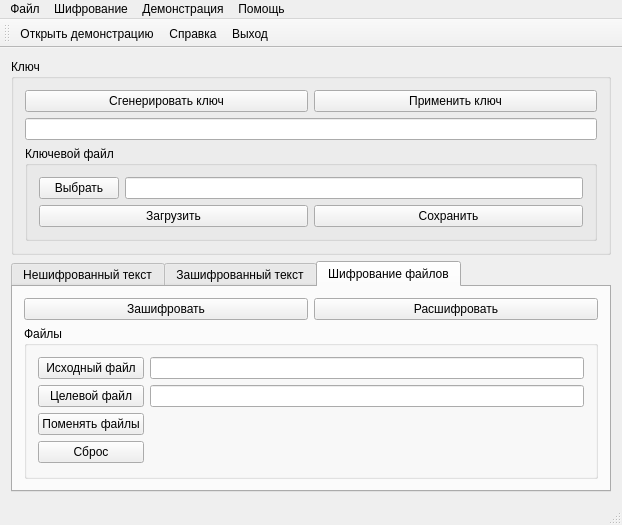
The window that forms/mainwindow.ui (suiljex/idea_tools) describes before a commit, drawn with Qt 5.
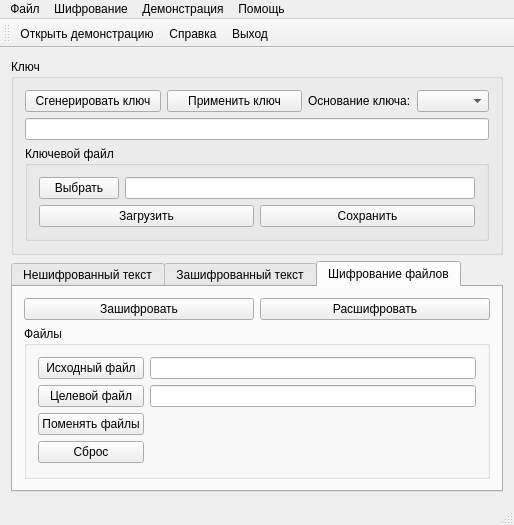
The same window after the commit.

Patch:
```diff
--- a/forms/mainwindow.ui
+++ b/forms/mainwindow.ui
@@ -6,7 +6,7 @@
    <rect>
     <x>0</x>
     <y>0</y>
-    <width>622</width>
+    <width>514</width>
     <height>513</height>
    </rect>
   </property>
@@ -49,6 +49,29 @@
            </property>
           </widget>
          </item>
+         <item>
+          <widget class="QLabel" name="label_base_key">
+           <property name="sizePolicy">
+            <sizepolicy hsizetype="Fixed" vsizetype="Preferred">
+             <horstretch>0</horstretch>
+             <verstretch>0</verstretch>
+            </sizepolicy>
+           </property>
+           <property name="text">
+            <string>Основание ключа:</string>
+           </property>
+          </widget>
+         </item>
+         <item>
+          <widget class="QComboBox" name="comboBox_base_key">
+           <property name="sizePolicy">
+            <sizepolicy hsizetype="Fixed" vsizetype="Fixed">
+             <horstretch>0</horstretch>
+             <verstretch>0</verstretch>
+            </sizepolicy>
+           </property>
+          </widget>
+         </item>
         </layout>
        </item>
        <item>
@@ -253,7 +276,7 @@
     <rect>
      <x>0</x>
      <y>0</y>
-     <width>622</width>
+     <width>514</width>
      <height>19</height>
     </rect>
    </property>
```
